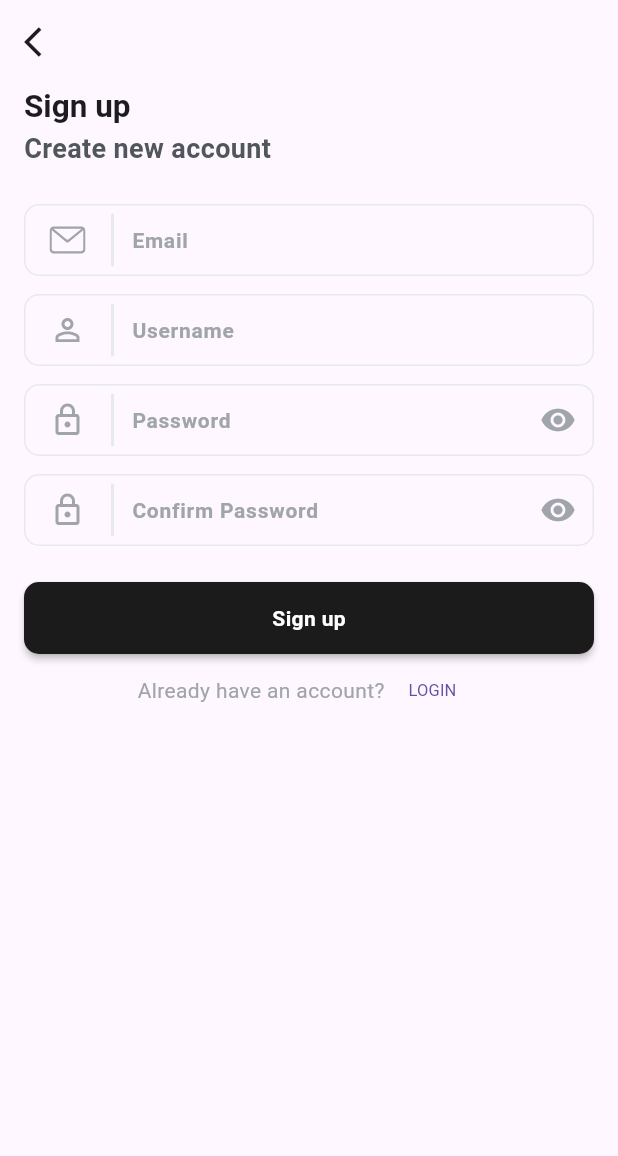
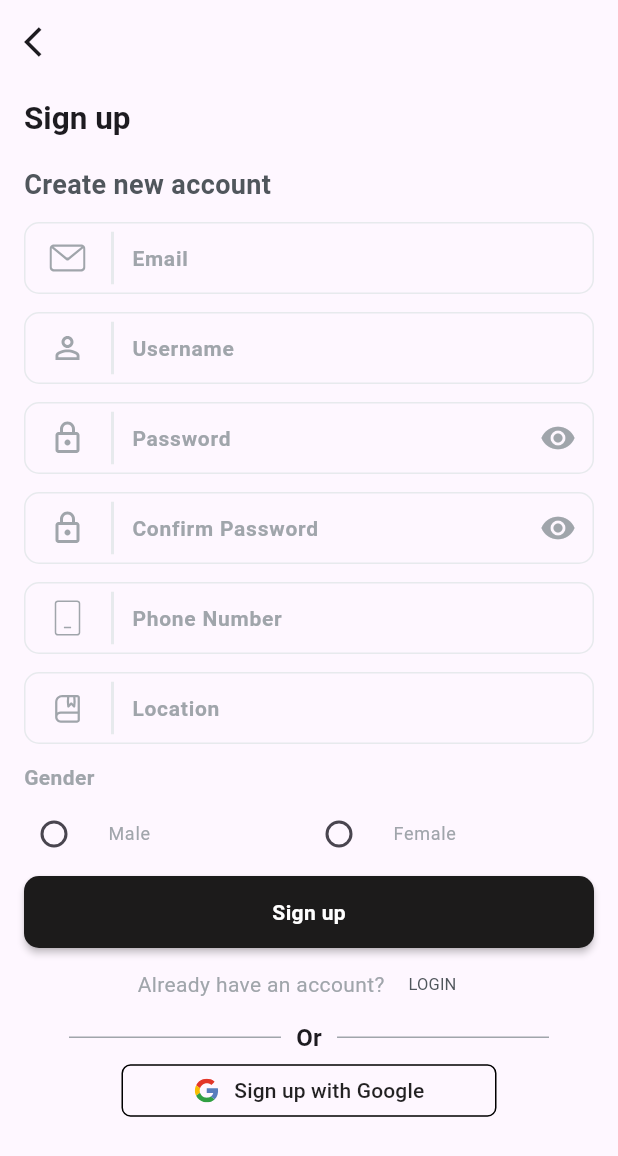
Before and after one commit to Mohamed123-r/clothes_shop, a Flutter app: the SignUpView screen opened directly, on a phone screen of 412 x 824 dp. Shown: the top 1156 px of the screen. Run offline on Flutter 3.47's test engine with Material 3 defaults, Android fonts, the phone set to English and light mode, and no system bars; our stand-ins replace carousel_slider, easy_splash_screen, flutter_slidable, flutter_svg, shared_preferences; accounts and stored records are empty.

Commit message:
Add sign-up view components for user registration
Implement `CallActionSectionSignUpView`, `GenderSectionFromSignUpView`, and `InputSectionFromSignUpView` to structure the sign-up interface. Refactor `SignUpViewBody` to utilize these new components, improving code organization and readability.

```diff
--- /dev/null
+++ b/lib/features/authentication/signup/presentation/view/widgets/call_action_section_sign_up_view.dart
@@ -0,0 +1,104 @@
+import 'package:clothes_shop_app/constants.dart';
+import 'package:clothes_shop_app/core/utils/app_router.dart';
+import 'package:clothes_shop_app/core/utils/styles.dart';
+import 'package:clothes_shop_app/core/widgets/custom_button.dart';
+import 'package:clothes_shop_app/generated/assets.dart';
+import 'package:flutter/material.dart';
+import 'package:flutter_svg/flutter_svg.dart';
+
+class CallActionSectionSignUpView extends StatelessWidget {
+  const CallActionSectionSignUpView({
+    super.key,
+  });
+
+  @override
+  Widget build(BuildContext context) {
+    return Column(
+      children: [
+        CustomButton(
+          onPressed: () {},
+          title: 'Sign up',
+        ),
+        Row(
+          mainAxisAlignment: MainAxisAlignment.center,
+          children: [
+            Text(
+              'Already have an account?',
+              style: Styles.bodyText1Regular.copyWith(
+                color: kGreyColor,
+              ),
+            ),
+            TextButton(
+              onPressed: () {
+                Navigator.push(
+                  context,
+                  AppRouter.router(
+                    const RouteSettings(
+                      name: AppRouter.kLogInView,
+                    ),
+                  ),
+                );
+              },
+              style: const ButtonStyle(
+                foregroundColor: WidgetStatePropertyAll(kDarkGreyColor),
+              ),
+              child: const Text(
+                'LOGIN',
+                style: Styles.caption1Regular,
+              ),
+            ),
+          ],
+        ),
+        const Row(
+          children: [
+            Expanded(
+              child: Divider(
+                indent: 30,
+                endIndent: 10,
+                color: kGreyColor,
+              ),
+            ),
+            Text(
+              'Or',
+              style: Styles.subTitle1Bold,
+            ),
+            Expanded(
+              child: Divider(
+                indent: 10,
+                endIndent: 30,
+                color: kGreyColor,
+              ),
+            ),
+          ],
+        ),
+        Row(
+          mainAxisAlignment: MainAxisAlignment.center,
+          children: [
+            MaterialButton(
+              minWidth: 250,
+              height: 35,
+              shape: RoundedRectangleBorder(
+                borderRadius: BorderRadius.circular(6),
+                side: const BorderSide(color: kFontColor),
+              ),
+              onPressed: () {},
+              child: Row(
+                mainAxisSize: MainAxisSize.min,
+                children: [
+                  SvgPicture.asset(
+                    Assets.imagesGoogleIcon,
+                    fit: BoxFit.scaleDown,
+                  ),
+                  const SizedBox(
+                    width: 10,
+                  ),
+                  const Text('Sign up with Google'),
+                ],
+              ),
+            ),
+          ],
+        ),
+      ],
+    );
+  }
+}
--- /dev/null
+++ b/lib/features/authentication/signup/presentation/view/widgets/gender_section_from_sign_up_view.dart
@@ -0,0 +1,73 @@
+import 'package:clothes_shop_app/constants.dart';
+import 'package:clothes_shop_app/core/utils/styles.dart';
+import 'package:flutter/material.dart';
+
+enum Gender { male, female }
+
+class GenderSectionFromSignUpView extends StatefulWidget {
+  const GenderSectionFromSignUpView({super.key});
+
+  @override
+  State<GenderSectionFromSignUpView> createState() => _SignUpViewState();
+}
+
+class _SignUpViewState extends State<GenderSectionFromSignUpView> {
+  Gender? _selectedGender;
+
+  @override
+  Widget build(BuildContext context) {
+    return Column(
+      crossAxisAlignment: CrossAxisAlignment.start,
+      children: [
+        Text(
+          'Gender',
+          style: Styles.subTitle2Bold.copyWith(
+            color: kGreyColor,
+          ),
+        ),
+        Row(
+          children: <Widget>[
+            Expanded(
+              child: RadioListTile<Gender>(
+                contentPadding: EdgeInsets.zero,
+                title: Text(
+                  'Male',
+                  style: Styles.bodyText2Regular.copyWith(
+                    color: kGreyColor,
+                  ),
+                ),
+                value: Gender.male,
+                groupValue: _selectedGender,
+                activeColor: kFontColor,
+                onChanged: (Gender? value) {
+                  setState(() {
+                    _selectedGender = value;
+                  });
+                },
+              ),
+            ),
+            Expanded(
+              child: RadioListTile<Gender>(
+                contentPadding: EdgeInsets.zero,
+                title: Text(
+                  'Female',
+                  style: Styles.bodyText2Regular.copyWith(
+                    color: kGreyColor,
+                  ),
+                ),
+                value: Gender.female,
+                groupValue: _selectedGender,
+                activeColor: kFontColor,
+                onChanged: (Gender? value) {
+                  setState(() {
+                    _selectedGender = value;
+                  });
+                },
+              ),
+            ),
+          ],
+        ),
+      ],
+    );
+  }
+}
--- /dev/null
+++ b/lib/features/authentication/signup/presentation/view/widgets/input_section_from_sign_up_view.dart
@@ -0,0 +1,61 @@
+import 'package:clothes_shop_app/core/widgets/custom_input.dart';
+import 'package:clothes_shop_app/core/widgets/custom_password_input.dart';
+import 'package:clothes_shop_app/generated/assets.dart';
+import 'package:flutter/material.dart';
+
+class InputSectionFromSignUpView extends StatelessWidget {
+  const InputSectionFromSignUpView({
+    super.key,
+  });
+
+  @override
+  Widget build(BuildContext context) {
+    return const Column(
+      children: [
+        CustomInput(
+          hintText: 'Enter your email',
+          labelText: 'Email',
+          prefixIcon: Assets.imagesEmailIcon,
+        ),
+        SizedBox(
+          height: 12,
+        ),
+        CustomInput(
+          hintText: 'Enter your name',
+          labelText: 'Username',
+          prefixIcon: Assets.imagesPersonIcon,
+        ),
+        SizedBox(
+          height: 12,
+        ),
+        CustomPasswordInput(
+          hintText: 'Enter your password',
+          labelText: 'Password',
+        ),
+        SizedBox(
+          height: 12,
+        ),
+        CustomPasswordInput(
+          hintText: 'Enter your password',
+          labelText: 'Confirm Password',
+        ),
+        SizedBox(
+          height: 12,
+        ),
+        CustomInput(
+          hintText: 'Enter your Phone Number',
+          labelText: 'Phone Number',
+          prefixIcon: Assets.imagesPhoneIcon,
+        ),
+        SizedBox(
+          height: 12,
+        ),
+        CustomInput(
+          hintText: 'Enter your Location',
+          labelText: 'Location',
+          prefixIcon: Assets.imagesLocationIcons,
+        ),
+      ],
+    );
+  }
+}
--- a/lib/features/authentication/signup/presentation/view/widgets/sign_up_view_body.dart
+++ b/lib/features/authentication/signup/presentation/view/widgets/sign_up_view_body.dart
@@ -1,11 +1,9 @@
 import 'package:clothes_shop_app/constants.dart';
-import 'package:clothes_shop_app/core/utils/app_router.dart';
 import 'package:clothes_shop_app/core/utils/styles.dart';
-import 'package:clothes_shop_app/core/widgets/custom_button.dart';
-import 'package:clothes_shop_app/core/widgets/custom_input.dart';
-import 'package:clothes_shop_app/core/widgets/custom_password_input.dart';
-import 'package:clothes_shop_app/generated/assets.dart';
 import 'package:flutter/material.dart';
+import 'call_action_section_sign_up_view.dart';
+import 'gender_section_from_sign_up_view.dart';
+import 'input_section_from_sign_up_view.dart';
 
 class SignUpViewBody extends StatelessWidget {
   const SignUpViewBody({super.key});
@@ -15,10 +13,18 @@ class SignUpViewBody extends StatelessWidget {
     return SingleChildScrollView(
       child: Padding(
         padding: const EdgeInsets.symmetric(horizontal: 16.0),
-        child: Column(crossAxisAlignment: CrossAxisAlignment.start, children: [
+        child: Column(
+          crossAxisAlignment: CrossAxisAlignment.start,
+          children: [
+            const SizedBox(
+              height: 8,
+            ),
             const Text(
               'Sign up',
               style: Styles.heading2Bold,
+            ),
+            const SizedBox(
+              height: 16,
             ),
             Text(
               'Create new account',
@@ -27,71 +33,14 @@ class SignUpViewBody extends StatelessWidget {
               ),
             ),
             const SizedBox(
-            height: 24,
-          ),
-          const CustomInput(
-            hintText: 'Enter your email',
-            labelText: 'Email',
-            prefixIcon: Assets.imagesEmailIcon,
-          ),
-          const SizedBox(
               height: 12,
             ),
-          const CustomInput(
-            hintText: 'Enter your name',
-            labelText: 'Username',
-            prefixIcon: Assets.imagesPersonIcon,
+            const InputSectionFromSignUpView(),
+            const SizedBox(height: 12.0),
+            const GenderSectionFromSignUpView(),
+            const CallActionSectionSignUpView(),
+          ],
         ),
-          const SizedBox(
-            height: 12,
-          ),
-          const CustomPasswordInput(
-            hintText: 'Enter your password',
-            labelText: 'Password',
-          ),
-          const SizedBox(
-            height: 12,
-          ),
-          const CustomPasswordInput(
-            hintText: 'Enter your password',
-            labelText: 'Confirm Password',
-          ),
-
-          const SizedBox(
-            height: 24,
-          ),
-          CustomButton(
-            onPressed: () {},
-            title: 'Sign up',
-          ),
-          Row(
-            mainAxisAlignment: MainAxisAlignment.center,
-            children: [
-              Text(
-                'Already have an account?',
-                style: Styles.bodyText1Regular.copyWith(
-                  color: kGreyColor,
-                ),
-              ),
-              TextButton(
-                onPressed: () {
-                  Navigator.push(
-                    context,
-                    AppRouter.router(
-                      const RouteSettings(
-                        name: AppRouter.kLogInView,
-                      ),
-                    ),
-                  );
-                },
-                child: const Text(
-                  'LOGIN',
-                  style: Styles.caption1Regular,
-                ),
-              ),
-            ],
-          )
-        ]),
       ),
     );
   }
```
Lines whose indentation alone changed are shown as unchanged.
